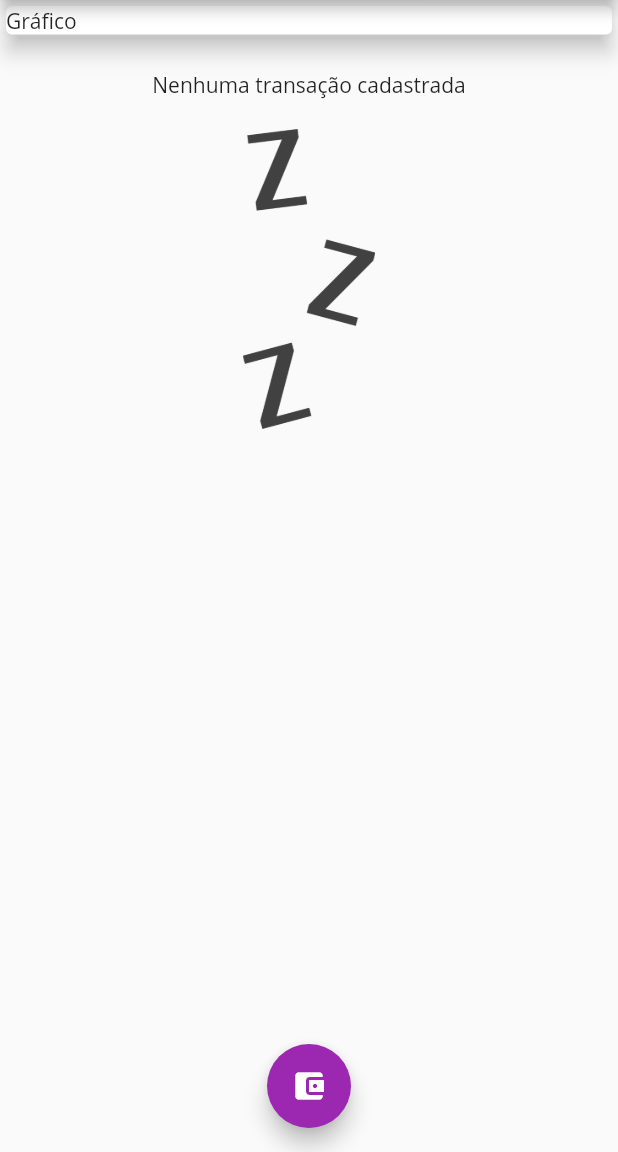
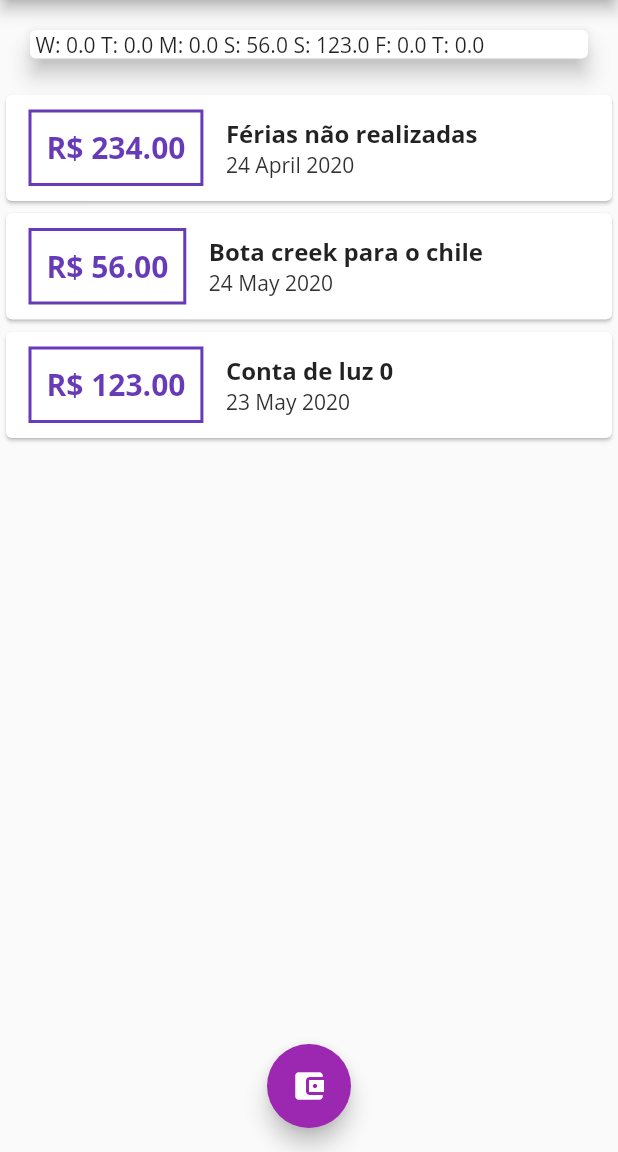
Before and after one commit to beugenio/flutter-expenses, a Flutter app: the screen it shows after launch, on a phone screen of 412 x 824 dp, the part 84-1236 px from its top. Run offline on Flutter 3.47's test engine with Material 2 defaults, Android fonts, the phone set to English and light mode, and no system bars.

Commit message:
evolução do gráfico de dias da semana

```diff
--- /dev/null
+++ b/lib/components/chart.dart
@@ -0,0 +1,52 @@
+import 'package:flutter/material.dart';
+import '../models/transaction.dart';
+import 'package:intl/intl.dart';
+
+class Chart extends StatelessWidget {
+
+  final List<Transaction> recentTransaction;
+
+  Chart(this.recentTransaction);
+
+  List<Map<String, Object>> get groupedTransactions{
+    return List.generate(7, (index){
+      final weekDay = DateTime.now().subtract(
+        Duration(days: index),
+      );
+
+      double totalSum = 0;
+      for (var i= 0; i < recentTransaction.length; i++){
+        bool sameDay = recentTransaction[i].date.day == weekDay.day;
+        bool sameMonth = recentTransaction[i].date.month == weekDay.month;
+        bool sameYear = recentTransaction[i].date.year == weekDay.year;
+
+        if (sameDay && sameMonth && sameYear){
+          totalSum += recentTransaction[i].value;
+        }
+
+      }
+      print(DateFormat.E().format(weekDay)[0]);
+      print(totalSum);
+
+      return {'day': DateFormat.E().format(weekDay)[0],
+              'value': totalSum
+      };
+    });
+  }
+
+  @override
+  Widget build(BuildContext context) {
+    groupedTransactions;
+    return Card(
+      elevation: 6,
+      margin: EdgeInsets.all(20),
+      child: Row(
+        children: groupedTransactions.map((tr){
+          return Text(
+            ' ${tr['day']}: ${tr['value']}'
+          );
+        }).toList(),
+      ),
+    );
+  }
+}
--- /dev/null
+++ b/lib/components/chart_bar.dart
@@ -0,0 +1,11 @@
+import 'package:flutter/material.dart';
+class ChartBar extends StatelessWidget {
+
+
+  @override
+  Widget build(BuildContext context) {
+    return Container(
+
+    );
+  }
+}
--- a/lib/main.dart
+++ b/lib/main.dart
@@ -1,10 +1,10 @@
 import 'package:expenses/components/transaction_form.dart';
 import 'package:flutter/material.dart';
-
 import 'dart:math';
 import 'components/transaction_form.dart';
 import 'components/transaction_list.dart';
 import 'models/transaction.dart';
+import 'components/chart.dart';
 
 main() => runApp(ExpensesApp());
 
@@ -32,19 +32,33 @@ class MyHomePage extends StatefulWidget{
 class _MyHomePageState extends State<MyHomePage> {
 
      final List<Transaction> _transactions = [
-    /* Transaction(
+    Transaction(
+      id: 't0',
+      title: 'Férias não realizadas',
+      value: 234.00,
+      date: DateTime.now().subtract(Duration(days: 33)),
+    ),
+    Transaction(
       id: 't1',
       title: 'Bota creek para o chile',
       value: 56.00,
-      date: DateTime.now()
+      date: DateTime.now().subtract(Duration(days: 3)),
     ),
     Transaction(
       id: 't2',
       title: 'Conta de luz 0',
       value: 123.00,
-      date: DateTime.now()
-    ), */
+      date: DateTime.now().subtract(Duration(days: 4)),
+    ),
   ];
+
+  List<Transaction> get _recentTransactions{
+    return _transactions.where( (tr){
+      return tr.date.isAfter(DateTime.now().subtract(
+        Duration(days: 7),
+      ));
+    }).toList();
+  }
 
    _addTransaction(String title, double value){
     final newTransaction = Transaction(
@@ -88,12 +102,7 @@ class _MyHomePageState extends State<MyHomePage> {
 
           crossAxisAlignment: CrossAxisAlignment.stretch,
           children: <Widget>[
-            Container(
-              child: Card(
-                child: Text('Gráfico'),
-                elevation: 6,
-              ),
-            ),
+            Chart(_recentTransactions),
             TransactionList(_transactions),
           ],
         ),
```
